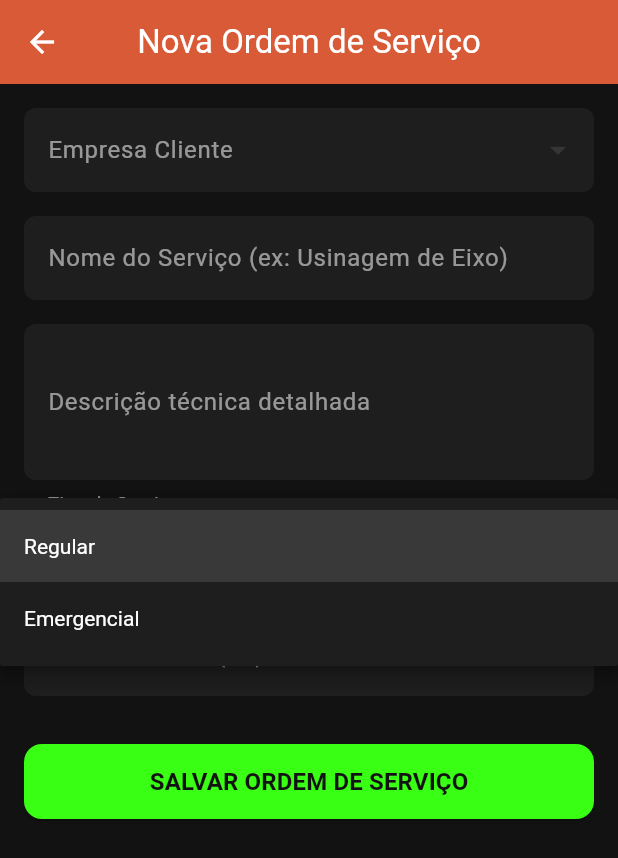
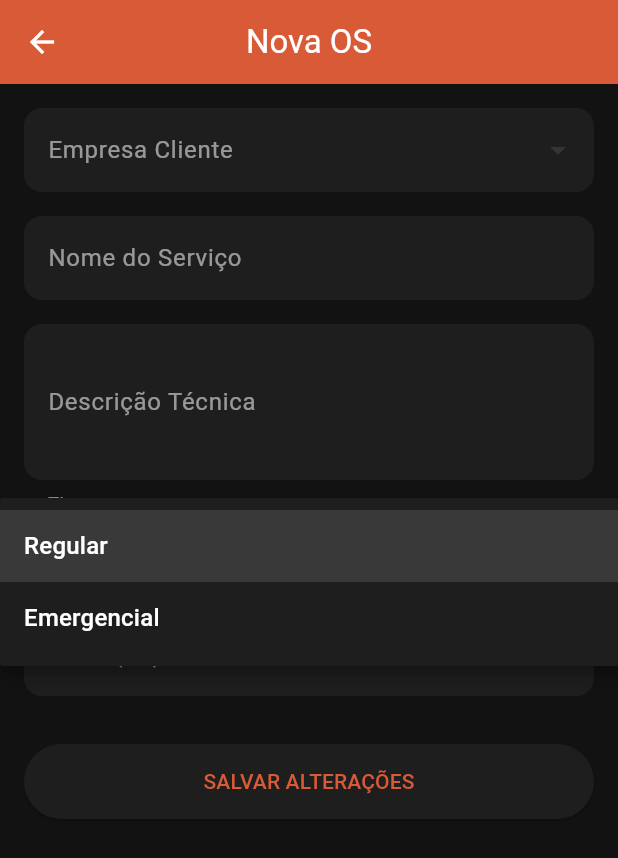
Before and after one commit to arthurcmps/app_oficina, a Flutter app: the ServicoFormView screen opened directly, after a tap on "Regular", on a phone screen of 412 x 824 dp. Shown: the top 858 px of the screen. Run offline on Flutter 3.47's test engine with Material 3 defaults, Android fonts, the phone set to English and light mode, and no system bars; our stand-ins replace cloud_firestore, firebase_auth, firebase_core; accounts and stored records are empty.

Commit message:
Tudo funcional

```diff
--- a/lib/views/servicos/servico_form_view.dart
+++ b/lib/views/servicos/servico_form_view.dart
@@ -6,7 +6,9 @@ import '../../providers/empresa_provider.dart';
 import '../../providers/servico_provider.dart';
 
 class ServicoFormView extends StatefulWidget {
-  const ServicoFormView({super.key});
+  final Servico? servicoParaEditar; // Parâmetro opcional
+
+  const ServicoFormView({super.key, this.servicoParaEditar});
 
   @override
   State<ServicoFormView> createState() => _ServicoFormViewState();
@@ -23,6 +25,19 @@ class _ServicoFormViewState extends State<ServicoFormView> {
   bool _isLoading = false;
 
   @override
+  void initState() {
+    super.initState();
+    // Se estiver editando, preenche os campos
+    if (widget.servicoParaEditar != null) {
+      _empresaSelecionada = widget.servicoParaEditar!.empresa;
+      _tipoServico = widget.servicoParaEditar!.tipoServico;
+      _nomeController.text = widget.servicoParaEditar!.nomeServico;
+      _descricaoController.text = widget.servicoParaEditar!.descricaoServico;
+      _valorController.text = widget.servicoParaEditar!.valorCobrado.toString();
+    }
+  }
+
+  @override
   void dispose() {
     _nomeController.dispose();
     _descricaoController.dispose();
@@ -30,32 +45,31 @@ class _ServicoFormViewState extends State<ServicoFormView> {
     super.dispose();
   }
 
-  Future<void> _salvarServico() async {
-    if (!_formKey.currentState!.validate() || _empresaSelecionada == null) {
-      ScaffoldMessenger.of(context).showSnackBar(const SnackBar(content: Text('Preencha todos os campos e selecione uma empresa.')));
-      return;
-    }
+  Future<void> _salvar() async {
+    if (!_formKey.currentState!.validate() || _empresaSelecionada == null) return;
 
     setState(() => _isLoading = true);
 
-    final novoServico = Servico(
-      id: '', // Gerado no Firestore
-      numeroOs: '', // Gerado automaticamente no Repository
-      dataServico: DateTime.now(),
+    final servico = Servico(
+      id: widget.servicoParaEditar?.id ?? '',
+      numeroOs: widget.servicoParaEditar?.numeroOs ?? '',
+      dataServico: widget.servicoParaEditar?.dataServico ?? DateTime(DateTime.now().year, DateTime.now().month, DateTime.now().day),
       empresa: _empresaSelecionada!,
       nomeServico: _nomeController.text.trim(),
       descricaoServico: _descricaoController.text.trim(),
       tipoServico: _tipoServico,
       valorCobrado: double.tryParse(_valorController.text.replaceAll(',', '.')) ?? 0.0,
+      statusNf: widget.servicoParaEditar?.statusNf ?? 'Pendente',
     );
 
-    await context.read<ServicoProvider>().adicionarServico(novoServico);
+    if (widget.servicoParaEditar == null) {
+      await context.read<ServicoProvider>().adicionarServico(servico);
+    } else {
+      await context.read<ServicoProvider>().editarServico(servico);
+    }
 
     if (!mounted) return;
-    Navigator.pop(context); // Volta para a Home
-    ScaffoldMessenger.of(context).showSnackBar(
-      const SnackBar(content: Text('OS Criada com sucesso!'), backgroundColor: Color(0xFF39FF14)),
-    );
+    Navigator.pop(context);
   }
 
   @override
@@ -63,83 +77,48 @@ class _ServicoFormViewState extends State<ServicoFormView> {
     return Scaffold(
       backgroundColor: const Color(0xFF121212),
       appBar: AppBar(
-        title: const Text('Nova Ordem de Serviço', style: TextStyle(color: Colors.white)),
-        backgroundColor: const Color(0xFFD85A36),
-        iconTheme: const IconThemeData(color: Colors.white),
+        title: Text(widget.servicoParaEditar == null ? 'Nova OS' : 'Editar ${widget.servicoParaEditar!.numeroOs}'),
       ),
       body: SingleChildScrollView(
         padding: const EdgeInsets.all(16),
         child: Form(
           key: _formKey,
           child: Column(
-            crossAxisAlignment: CrossAxisAlignment.stretch,
             children: [
-              // Dropdown reativo de Empresas
               StreamBuilder<List<Empresa>>(
                 stream: context.read<EmpresaProvider>().empresasStream,
                 builder: (context, snapshot) {
                   final empresas = snapshot.data ?? [];
                   return DropdownButtonFormField<String>(
                     dropdownColor: const Color(0xFF1E1E1E),
-                    style: const TextStyle(color: Colors.white),
-                    decoration: InputDecoration(
-                      labelText: 'Empresa Cliente',
-                      labelStyle: const TextStyle(color: Colors.white54),
-                      filled: true,
-                      fillColor: const Color(0xFF1E1E1E),
-                      border: OutlineInputBorder(borderRadius: BorderRadius.circular(8), borderSide: BorderSide.none),
-                    ),
                     value: _empresaSelecionada,
+                    decoration: _inputDecoration('Empresa Cliente'),
                     items: empresas.map((e) => DropdownMenuItem(value: e.nome, child: Text(e.nome))).toList(),
                     onChanged: (val) => setState(() => _empresaSelecionada = val),
-                    validator: (val) => val == null ? 'Selecione uma empresa' : null,
                   );
                 },
               ),
               const SizedBox(height: 16),
-              TextFormField(
-                controller: _nomeController,
-                style: const TextStyle(color: Colors.white),
-                decoration: _inputDecoration('Nome do Serviço (ex: Usinagem de Eixo)'),
-                validator: (val) => val!.isEmpty ? 'Campo obrigatório' : null,
-              ),
+              TextFormField(controller: _nomeController, decoration: _inputDecoration('Nome do Serviço'), style: const TextStyle(color: Colors.white)),
               const SizedBox(height: 16),
-              TextFormField(
-                controller: _descricaoController,
-                style: const TextStyle(color: Colors.white),
-                maxLines: 3,
-                decoration: _inputDecoration('Descrição técnica detalhada'),
-              ),
+              TextFormField(controller: _descricaoController, maxLines: 3, decoration: _inputDecoration('Descrição Técnica'), style: const TextStyle(color: Colors.white)),
               const SizedBox(height: 16),
               DropdownButtonFormField<String>(
                 dropdownColor: const Color(0xFF1E1E1E),
-                style: const TextStyle(color: Colors.white),
-                decoration: _inputDecoration('Tipo de Serviço'),
                 value: _tipoServico,
+                decoration: _inputDecoration('Tipo'),
                 items: ['Regular', 'Emergencial'].map((s) => DropdownMenuItem(value: s, child: Text(s))).toList(),
                 onChanged: (val) => setState(() => _tipoServico = val!),
               ),
               const SizedBox(height: 16),
-              TextFormField(
-                controller: _valorController,
-                keyboardType: const TextInputType.numberWithOptions(decimal: true),
-                style: const TextStyle(color: Colors.white),
-                decoration: _inputDecoration('Valor Cobrado (R\$)'),
-                validator: (val) => val!.isEmpty ? 'Campo obrigatório' : null,
-              ),
+              TextFormField(controller: _valorController, keyboardType: TextInputType.number, decoration: _inputDecoration('Valor (R\$)'), style: const TextStyle(color: Colors.white)),
               const SizedBox(height: 32),
               SizedBox(
+                width: double.infinity,
                 height: 50,
                 child: ElevatedButton(
-                  style: ElevatedButton.styleFrom(
-                    backgroundColor: const Color(0xFF39FF14), // Verde Neon
-                    foregroundColor: const Color(0xFF121212),
-                    shape: RoundedRectangleBorder(borderRadius: BorderRadius.circular(12)),
-                  ),
-                  onPressed: _isLoading ? null : _salvarServico,
-                  child: _isLoading
-                      ? const CircularProgressIndicator(color: Color(0xFF121212))
-                      : const Text('SALVAR ORDEM DE SERVIÇO', style: TextStyle(fontWeight: FontWeight.bold, fontSize: 16)),
+                  onPressed: _isLoading ? null : _salvar,
+                  child: _isLoading ? const CircularProgressIndicator() : const Text('SALVAR ALTERAÇÕES'),
                 ),
               ),
             ],
@@ -149,13 +128,5 @@ class _ServicoFormViewState extends State<ServicoFormView> {
     );
   }
 
-  InputDecoration _inputDecoration(String label) {
-    return InputDecoration(
-      labelText: label,
-      labelStyle: const TextStyle(color: Colors.white54),
-      filled: true,
-      fillColor: const Color(0xFF1E1E1E),
-      border: OutlineInputBorder(borderRadius: BorderRadius.circular(8), borderSide: BorderSide.none),
-    );
-  }
+  InputDecoration _inputDecoration(String label) => InputDecoration(labelText: label, filled: true, fillColor: const Color(0xFF1E1E1E));
 }
--- a/pubspec.yaml
+++ b/pubspec.yaml
@@ -9,6 +9,8 @@ environment:
 dependencies:
   flutter:
     sdk: flutter
+  flutter_localizations:
+    sdk: flutter
   # Firebase
   firebase_core: ^3.1.0
   firebase_auth: ^5.1.0
@@ -16,7 +18,7 @@ dependencies:
   # Gerência de Estado
   provider: ^6.1.2
   # Utilitários
-  intl: ^0.19.0
+  intl: ^0.20.2
   url_launcher: ^6.3.0
 
 
```
Also changed, not shown: lib/main.dart (+10 -0 lines), lib/providers/servico_provider.dart (+10 -0 lines), lib/repositories/servico_repository.dart (+16 -13 lines), lib/views/home/home_view.dart (+69 -8 lines), pubspec.lock, 1 other file.
